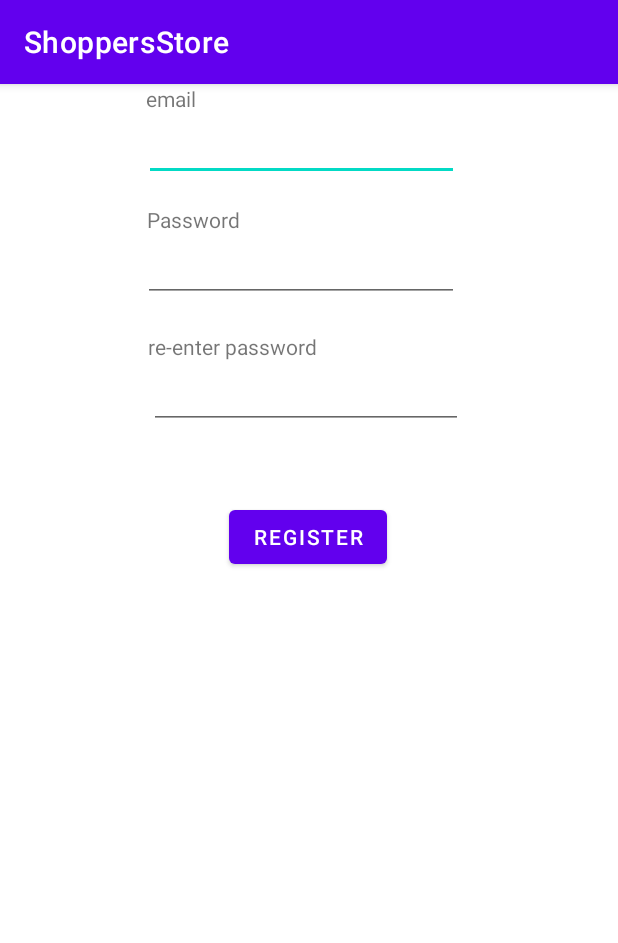
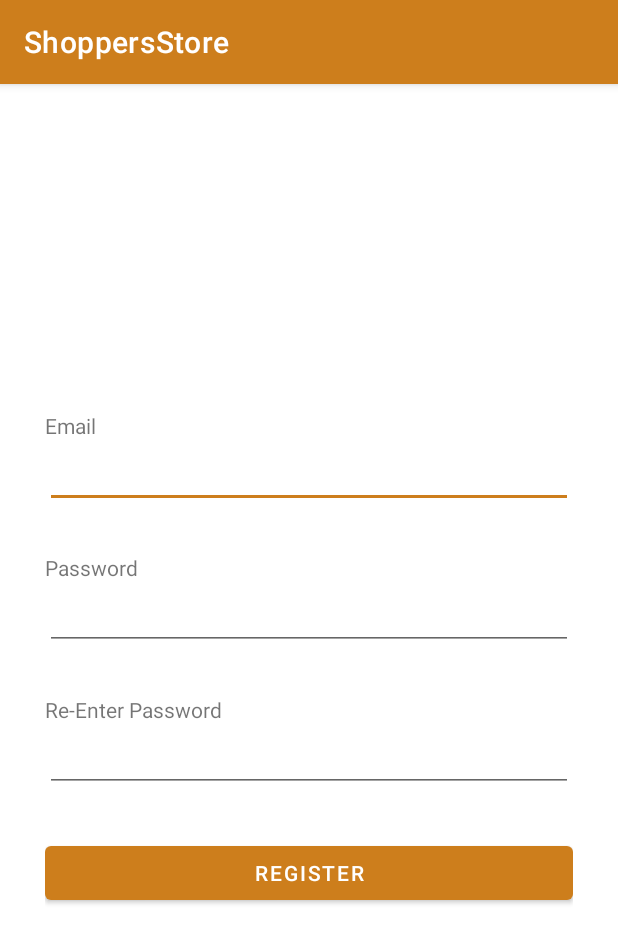
Before and after one commit to javon300/ShoppersStore, an Android app: the Registration screen opened directly, with no data from a screen before it, on a phone screen of 412 x 824 dp. Shown: the top 943 px of the screen. Run offline under Robolectric (Android 15) with nearby library versions, the phone set to English and light mode, and no system bars; our stand-ins replace Firebase (no records; nobody signed in at launch, a user with empty details on screens opened directly).

Commit message:
Added ui color

```diff
--- a/app/src/main/res/layout/activity_registration.xml
+++ b/app/src/main/res/layout/activity_registration.xml
@@ -1,92 +1,64 @@
 <?xml version="1.0" encoding="utf-8"?>
-<androidx.constraintlayout.widget.ConstraintLayout xmlns:android="http://schemas.android.com/apk/res/android"
+<LinearLayout xmlns:android="http://schemas.android.com/apk/res/android"
     xmlns:app="http://schemas.android.com/apk/res-auto"
     xmlns:tools="http://schemas.android.com/tools"
     android:layout_width="match_parent"
     android:layout_height="match_parent"
+    android:orientation="vertical"
+    android:layout_gravity="center"
+    android:gravity="center"
+    android:padding="30dp"
     tools:context=".Registration">
+
+
+
+    <TextView
+        android:id="@+id/emailLabel"
+        android:layout_width="match_parent"
+        android:layout_height="wrap_content"
+        android:text="Email" />
+    <EditText
+        android:id="@+id/emailTf2"
+        android:layout_width="match_parent"
+        android:layout_height="wrap_content"
+        android:ems="10"
+        android:layout_marginBottom="30dp"
+        android:inputType="textEmailAddress" />
+
+    <TextView
+        android:id="@+id/passwordLabel"
+        android:layout_width="match_parent"
+        android:layout_height="wrap_content"
+        android:text="Password"/>
+
+    <EditText
+        android:id="@+id/passwordTf2"
+        android:layout_width="match_parent"
+        android:layout_height="wrap_content"
+        android:ems="10"
+        android:layout_marginBottom="30dp"
+        android:inputType="textPassword" />
+
+    <TextView
+        android:id="@+id/textView6"
+        android:layout_width="match_parent"
+        android:layout_height="wrap_content"
+        android:text="Re-Enter Password" />
+
+    <EditText
+        android:id="@+id/passwordTf3"
+        android:layout_width="match_parent"
+        android:layout_height="wrap_content"
+        android:ems="10"
+        android:layout_marginBottom="30dp"
+        android:inputType="textPassword" />
+
 
     <Button
         android:id="@+id/registerBtn"
-        android:layout_width="wrap_content"
+        android:layout_width="match_parent"
         android:layout_height="wrap_content"
-        android:layout_marginStart="152dp"
-        android:layout_marginTop="48dp"
-        android:layout_marginEnd="153dp"
-        android:text="register"
-        app:layout_constraintEnd_toEndOf="parent"
-        app:layout_constraintStart_toStartOf="parent"
-        app:layout_constraintTop_toBottomOf="@+id/passwordTf3" />
+        android:text="Register"/>
 
-    <EditText
-        android:id="@+id/emailTf2"
-        android:layout_width="0dp"
-        android:layout_height="wrap_content"
-        android:layout_marginStart="96dp"
-        android:layout_marginEnd="106dp"
-        android:ems="10"
-        android:inputType="textEmailAddress"
-        app:layout_constraintEnd_toEndOf="parent"
-        app:layout_constraintStart_toStartOf="parent"
-        app:layout_constraintTop_toBottomOf="@+id/emailLabel" />
 
-    <TextView
-        android:id="@+id/emailLabel"
-        android:layout_width="0dp"
-        android:layout_height="wrap_content"
-        android:layout_marginStart="97dp"
-        android:layout_marginEnd="280dp"
-        android:text="email"
-        app:layout_constraintEnd_toEndOf="parent"
-        app:layout_constraintStart_toStartOf="parent"
-        tools:layout_editor_absoluteY="199dp" />
-
-    <TextView
-        android:id="@+id/passwordLabel"
-        android:layout_width="wrap_content"
-        android:layout_height="wrap_content"
-        android:layout_marginStart="97dp"
-        android:layout_marginTop="16dp"
-        android:layout_marginEnd="252dp"
-        android:text="Password"
-        app:layout_constraintEnd_toEndOf="parent"
-        app:layout_constraintStart_toStartOf="parent"
-        app:layout_constraintTop_toBottomOf="@+id/emailTf2" />
-
-    <EditText
-        android:id="@+id/passwordTf2"
-        android:layout_width="0dp"
-        android:layout_height="wrap_content"
-        android:layout_marginStart="95dp"
-        android:layout_marginEnd="106dp"
-        android:ems="10"
-        android:inputType="textPassword"
-        app:layout_constraintEnd_toEndOf="parent"
-        app:layout_constraintStart_toStartOf="parent"
-        app:layout_constraintTop_toBottomOf="@+id/passwordLabel" />
-
-    <TextView
-        android:id="@+id/textView6"
-        android:layout_width="wrap_content"
-        android:layout_height="wrap_content"
-        android:layout_marginStart="98dp"
-        android:layout_marginTop="20dp"
-        android:layout_marginEnd="200dp"
-        android:text="re-enter password"
-        app:layout_constraintEnd_toEndOf="parent"
-        app:layout_constraintStart_toStartOf="parent"
-        app:layout_constraintTop_toBottomOf="@+id/passwordTf2" />
-
-    <EditText
-        android:id="@+id/passwordTf3"
-        android:layout_width="0dp"
-        android:layout_height="wrap_content"
-        android:layout_marginStart="99dp"
-        android:layout_marginEnd="103dp"
-        android:ems="10"
-        android:inputType="textPassword"
-        app:layout_constraintEnd_toEndOf="parent"
-        app:layout_constraintStart_toStartOf="parent"
-        app:layout_constraintTop_toBottomOf="@+id/textView6" />
-
-</androidx.constraintlayout.widget.ConstraintLayout>
+</LinearLayout>
--- a/app/src/main/res/values/colors.xml
+++ b/app/src/main/res/values/colors.xml
@@ -1,10 +1,10 @@
 <?xml version="1.0" encoding="utf-8"?>
 <resources>
-    <color name="purple_200">#FFBB86FC</color>
-    <color name="purple_500">#FF6200EE</color>
-    <color name="purple_700">#FF3700B3</color>
-    <color name="teal_200">#FF03DAC5</color>
+    <color name="purple_200">#FFCD7E1C</color>
+    <color name="purple_500">#FFCD7E1C</color>
+    <color name="purple_700">#FFCD7E1C</color>
+    <color name="teal_200">#FFCD7E1C</color>
     <color name="teal_700">#FF018786</color>
-    <color name="black">#FF000000</color>
-    <color name="white">#FFFFFFFF</color>
+    <color name="black">#000</color>
+    <color name="white">#fff</color>
 </resources>
```
Also changed, not shown: app/src/main/res/layout/activity_login2.xml (+35 -60 lines), app/src/main/res/layout/activity_main.xml (+9 -15 lines).
